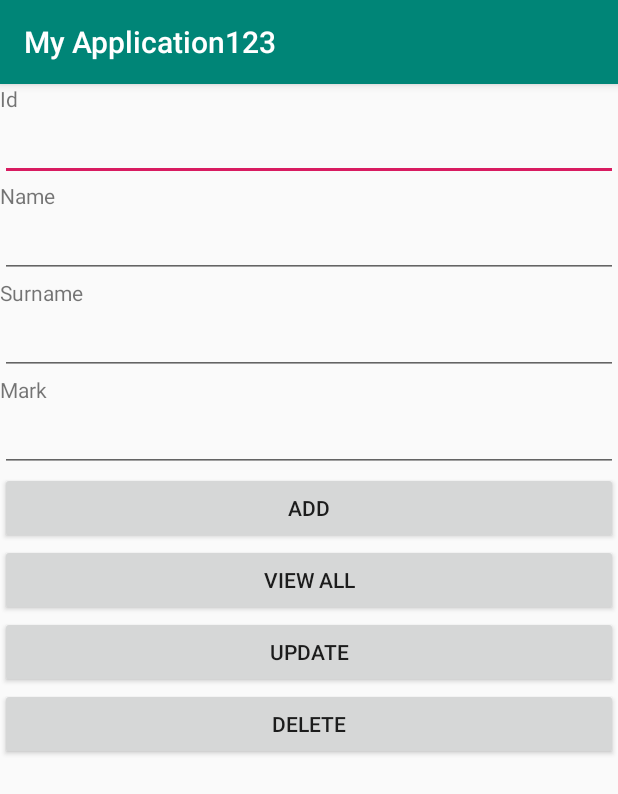
After one commit to dedinededin/android-java-trainings, an Android app: the DatabaseActivity screen opened directly, with no data from a screen before it, on a phone screen of 412 x 824 dp. The commit adds this screen. Shown: the top 794 px of the screen. Run offline under Robolectric (Android 15) with nearby library versions, the phone set to English and light mode, and no system bars.

Commit message:
SQLite CRUD application example

```diff
--- /dev/null
+++ b/app/src/main/java/com/example/myapplication/activities/DatabaseActivity.java
@@ -0,0 +1,111 @@
+package com.example.myapplication.activities;
+
+import android.database.Cursor;
+import android.support.v7.app.AlertDialog;
+import android.support.v7.app.AppCompatActivity;
+import android.os.Bundle;
+import android.view.View;
+import android.widget.Button;
+import android.widget.EditText;
+import android.widget.Toast;
+
+import com.example.myapplication.DatabaseHelper;
+import com.example.myapplication.R;
+
+public class DatabaseActivity extends AppCompatActivity {
+    DatabaseHelper db;
+    EditText name, surname, mark, id;
+    Button addButton, viewButton, updateButton, deleteButton;
+
+    @Override
+    protected void onCreate(Bundle savedInstanceState) {
+        super.onCreate(savedInstanceState);
+        setContentView(R.layout.activity_database);
+        db = new DatabaseHelper(this);
+        id = findViewById(R.id.id_edittext);
+        name = findViewById(R.id.name_edittext);
+        surname = findViewById(R.id.surname_edittext);
+        mark = findViewById(R.id.mark_edittext);
+        addButton = findViewById(R.id.add_data);
+        viewButton = findViewById(R.id.view_data);
+        updateButton = findViewById(R.id.update_data);
+        deleteButton = findViewById(R.id.delete_data);
+
+        addData();
+        viewData();
+        updateData();
+        deleteData();
+    }
+
+    private void deleteData() {
+        deleteButton.setOnClickListener(new View.OnClickListener() {
+            @Override
+            public void onClick(View view) {
+                Integer deletedRows = db.deleteData(id.getText().toString());
+                if(deletedRows > 0)
+                    Toast.makeText(DatabaseActivity.this,"Data Deleted",Toast.LENGTH_LONG).show();
+                else
+                    Toast.makeText(DatabaseActivity.this,"Data not Deleted",Toast.LENGTH_LONG).show();
+
+            }
+        });
+    }
+
+    public void viewData() {
+        viewButton.setOnClickListener(new View.OnClickListener() {
+            @Override
+            public void onClick(View view) {
+                Cursor res = db.getAllData();
+                if (res.getCount() == 0) {
+                    showMessage("Error", "No data found");
+                    return;
+                }
+                StringBuffer buffer = new StringBuffer();
+                while (res.moveToNext()) {
+                    buffer.append("Id " + res.getString(0) + "\n");
+                    buffer.append("Name " + res.getString(1) + "\n");
+                    buffer.append("Surname " + res.getString(2) + "\n");
+                    buffer.append("Mark " + res.getInt(3) + "\n\n");
+                }
+
+                showMessage("Data", buffer.toString());
+            }
+        });
+    }
+
+    public void showMessage(String title, String message) {
+        AlertDialog.Builder builder = new AlertDialog.Builder(this);
+        builder.setCancelable(true);
+        builder.setTitle(title);
+        builder.setMessage(message);
+        builder.show();
+    }
+
+    public void addData() {
+        addButton.setOnClickListener(new View.OnClickListener() {
+            @Override
+            public void onClick(View view) {
+                boolean isInserted = db.insertData(name.getText().toString(),
+                        surname.getText().toString(),
+                        mark.getText().toString());
+                if (isInserted) {
+                    Toast.makeText(DatabaseActivity.this, "Data Inserted", Toast.LENGTH_SHORT).show();
+                }
+            }
+        });
+    }
+
+    public void updateData() {
+        updateButton.setOnClickListener(new View.OnClickListener() {
+            @Override
+            public void onClick(View view) {
+                boolean isUpdate = db.updateData(id.getText().toString(), name.getText().toString(), surname.getText().toString(), mark.getText().toString());
+                if (isUpdate)
+                    Toast.makeText(DatabaseActivity.this, "Data Update", Toast.LENGTH_LONG).show();
+                else
+                    Toast.makeText(DatabaseActivity.this, "Data not Updated", Toast.LENGTH_LONG).show();
+
+            }
+        });
+    }
+}
--- a/app/src/main/java/com/example/myapplication/FragmentActivity.java
+++ b/app/src/main/java/com/example/myapplication/activities/FragmentActivity.java
@@ -1,4 +1,4 @@
-package com.example.myapplication;
+package com.example.myapplication.activities;
 
 import android.support.v4.app.FragmentManager;
 import android.support.v4.app.FragmentTransaction;
@@ -6,6 +6,10 @@ import android.support.v4.app.Fragment;
 import android.support.v7.app.AppCompatActivity;
 import android.os.Bundle;
 import android.view.View;
+
+import com.example.myapplication.fragments.FirstFragment;
+import com.example.myapplication.R;
+import com.example.myapplication.fragments.SecondFragment;
 
 public class FragmentActivity extends AppCompatActivity {
 
--- a/app/src/main/java/com/example/myapplication/ProfileActivity.java
+++ b/app/src/main/java/com/example/myapplication/activities/ProfileActivity.java
@@ -1,4 +1,4 @@
-package com.example.myapplication;
+package com.example.myapplication.activities;
 
 import android.support.v7.app.AppCompatActivity;
 import android.os.Bundle;
@@ -7,6 +7,8 @@ import android.widget.AdapterView;
 import android.widget.ArrayAdapter;
 import android.widget.ListView;
 import android.widget.Toast;
+
+import com.example.myapplication.R;
 
 public class ProfileActivity extends AppCompatActivity {
     private static ListView listView;
--- a/app/src/main/java/com/example/myapplication/SecondActivity.java
+++ b/app/src/main/java/com/example/myapplication/activities/SecondActivity.java
@@ -1,4 +1,4 @@
-package com.example.myapplication;
+package com.example.myapplication.activities;
 
 import android.content.Intent;
 import android.support.v7.app.AppCompatActivity;
@@ -15,6 +15,7 @@ import com.android.volley.Response;
 import com.android.volley.VolleyError;
 import com.android.volley.toolbox.StringRequest;
 import com.android.volley.toolbox.Volley;
+import com.example.myapplication.R;
 
 public class SecondActivity extends AppCompatActivity {
 
--- a/app/src/main/java/com/example/myapplication/FirstFragment.java
+++ b/app/src/main/java/com/example/myapplication/fragments/FirstFragment.java
@@ -1,4 +1,4 @@
-package com.example.myapplication;
+package com.example.myapplication.fragments;
 
 import android.os.Bundle;
 import android.support.annotation.NonNull;
@@ -9,6 +9,8 @@ import android.view.View;
 import android.view.ViewGroup;
 import android.widget.ArrayAdapter;
 import android.widget.AutoCompleteTextView;
+
+import com.example.myapplication.R;
 
 import static android.R.layout.select_dialog_item;
 
--- a/app/src/main/java/com/example/myapplication/SecondFragment.java
+++ b/app/src/main/java/com/example/myapplication/fragments/SecondFragment.java
@@ -1,4 +1,4 @@
-package com.example.myapplication;
+package com.example.myapplication.fragments;
 
 import android.app.Notification;
 import android.app.NotificationChannel;
@@ -16,6 +16,8 @@ import android.view.View;
 import android.view.ViewGroup;
 import android.widget.Button;
 import android.widget.Toast;
+
+import com.example.myapplication.R;
 
 
 public class SecondFragment extends Fragment {
--- /dev/null
+++ b/app/src/main/res/layout/activity_database.xml
@@ -0,0 +1,94 @@
+<?xml version="1.0" encoding="utf-8"?>
+<LinearLayout xmlns:android="http://schemas.android.com/apk/res/android"
+    xmlns:app="http://schemas.android.com/apk/res-auto"
+    xmlns:tools="http://schemas.android.com/tools"
+    android:layout_width="match_parent"
+    android:orientation="vertical"
+    android:layout_height="match_parent"
+    tools:context=".activities.DatabaseActivity">
+
+    <TextView
+        android:id="@+id/id_textview"
+        android:layout_width="match_parent"
+        android:layout_height="wrap_content"
+        android:text="Id"
+        tools:layout_editor_absoluteX="48dp"
+        tools:layout_editor_absoluteY="44dp" />
+
+    <EditText
+        android:id="@+id/id_edittext"
+        android:layout_width="match_parent"
+        android:layout_height="wrap_content"
+        android:ems="10"
+        android:inputType="number" />
+
+    <TextView
+        android:id="@+id/name_textview"
+        android:layout_width="match_parent"
+        android:layout_height="wrap_content"
+        android:text="Name"
+        tools:layout_editor_absoluteX="48dp"
+        tools:layout_editor_absoluteY="44dp" />
+
+    <EditText
+        android:id="@+id/name_edittext"
+        android:layout_width="match_parent"
+        android:layout_height="wrap_content"
+        android:ems="10"
+        android:inputType="textPersonName" />
+
+    <TextView
+        android:id="@+id/surname_textview"
+        android:layout_width="match_parent"
+        android:layout_height="wrap_content"
+        android:text="Surname"
+        tools:layout_editor_absoluteX="48dp"
+        tools:layout_editor_absoluteY="44dp" />
+
+    <EditText
+        android:id="@+id/surname_edittext"
+        android:layout_width="match_parent"
+        android:layout_height="wrap_content"
+        android:ems="10"
+        android:inputType="textPersonName" />
+
+    <TextView
+        android:id="@+id/mark_textview"
+        android:layout_width="match_parent"
+        android:layout_height="wrap_content"
+        android:text="Mark"
+        tools:layout_editor_absoluteX="48dp"
+        tools:layout_editor_absoluteY="44dp" />
+
+    <EditText
+        android:id="@+id/mark_edittext"
+        android:layout_width="match_parent"
+        android:layout_height="wrap_content"
+        android:ems="10"
+        android:inputType="number" />
+
+    <Button
+        android:id="@+id/add_data"
+        android:layout_width="match_parent"
+        android:layout_height="wrap_content"
+        android:text="Add" />
+
+    <Button
+        android:id="@+id/view_data"
+        android:layout_width="match_parent"
+        android:layout_height="wrap_content"
+        android:text="View All" />
+
+    <Button
+        android:id="@+id/update_data"
+        android:layout_width="match_parent"
+        android:layout_height="wrap_content"
+        android:text="Update" />
+
+    <Button
+        android:id="@+id/delete_data"
+        android:layout_width="match_parent"
+        android:layout_height="wrap_content"
+        android:text="Delete" />
+
+</LinearLayout>
--- a/app/src/main/res/layout/activity_fragment.xml
+++ b/app/src/main/res/layout/activity_fragment.xml
@@ -5,7 +5,7 @@
     android:layout_width="match_parent"
     android:layout_height="match_parent"
     android:orientation="vertical"
-    tools:context=".FragmentActivity">
+    tools:context=".activities.FragmentActivity">
 
     <Button
         android:id="@+id/fragmentOne"
@@ -23,7 +23,7 @@
 
     <fragment
         android:id="@+id/fragment"
-        android:name="com.example.myapplication.FirstFragment"
+        android:name="com.example.myapplication.fragments.FirstFragment"
         android:layout_width="match_parent"
         android:layout_height="match_parent" />
 </LinearLayout>
--- a/app/src/main/res/layout/activity_profile.xml
+++ b/app/src/main/res/layout/activity_profile.xml
@@ -4,7 +4,7 @@
     xmlns:tools="http://schemas.android.com/tools"
     android:layout_width="match_parent"
     android:layout_height="match_parent"
-    tools:context=".ProfileActivity">
+    tools:context=".activities.ProfileActivity">
 
     <ImageView
         android:id="@+id/avatar"
--- a/app/src/main/res/layout/fragment_first.xml
+++ b/app/src/main/res/layout/fragment_first.xml
@@ -4,7 +4,7 @@
     android:layout_width="match_parent"
     android:layout_height="match_parent"
     android:background="#8F00BCD4"
-    tools:context=".FirstFragment">
+    tools:context=".fragments.FirstFragment">
 
     <!-- TODO: Update blank fragment layout -->
     <LinearLayout
--- a/app/src/main/res/layout/fragment_second.xml
+++ b/app/src/main/res/layout/fragment_second.xml
@@ -4,7 +4,7 @@
     android:layout_width="match_parent"
     android:layout_height="match_parent"
     android:background="@color/colorPrimary"
-    tools:context=".SecondFragment">
+    tools:context=".fragments.SecondFragment">
 
     <!-- TODO: Update blank fragment layout -->
     <LinearLayout
```
Also changed, not shown: app/src/main/AndroidManifest.xml (+5 -4 lines), app/src/main/java/com/example/myapplication/DatabaseHelper.java (added, +65 -0 lines), app/src/main/java/com/example/myapplication/activities/MainActivity.java (renamed from app/src/main/java/com/example/myapplication/MainActivity.java, +16 -4 lines), app/src/main/res/layout/activity_main.xml (+14 -1 lines).
